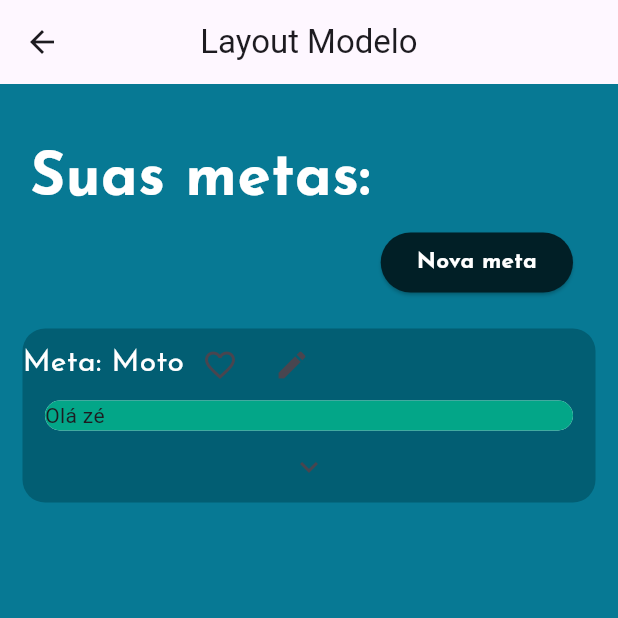
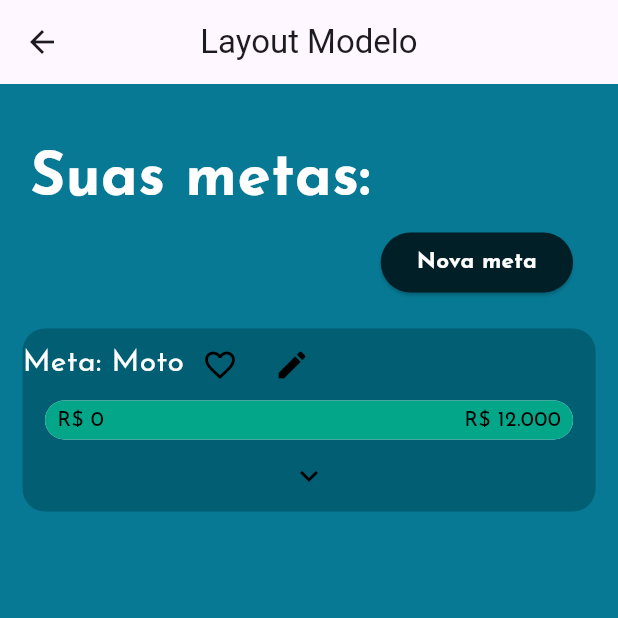
Before and after one commit to IgorLorentz/PorkPockets, a Flutter app: the MetasPage screen opened by its route, after a tap on the "favorite outline" icon, on a phone screen of 412 x 824 dp, the top half of it. Run offline on Flutter 3.47's test engine with Material 3 defaults, Android fonts, the phone set to English and light mode, and no system bars; our stand-ins replace flutter_svg.

Commit message:
metas update

```diff
--- a/pork_pockets_app/lib/pages/metas_page.dart
+++ b/pork_pockets_app/lib/pages/metas_page.dart
@@ -78,8 +78,8 @@ class _MetasPageState extends State<MetasPage>
                       children:
                       [
                         FormatedText("Meta: Moto", 20, FontWeight.normal),
-                        IconButton(onPressed: (){print("Favorite");}, icon: Icon(Icons.favorite_outline)),
-                        IconButton(onPressed: (){print("Edit");}, icon: Icon(Icons.edit)),
+                        IconButton(onPressed: (){favorite();}, icon: Icon(Icons.favorite_outline), color: Colors.black),
+                        IconButton(onPressed: (){print("Edit");}, icon: Icon(Icons.edit), color: Colors.black),
                       ],
                     ),
 
@@ -90,12 +90,23 @@ class _MetasPageState extends State<MetasPage>
                       decoration: BoxDecoration(borderRadius: BorderRadius.circular(15), color: Colors.white),
                       child: Container
                       (
+                        padding: EdgeInsets.symmetric(vertical: 3, horizontal: 8),
+
                         decoration: BoxDecoration(borderRadius: BorderRadius.circular(15), color: Paleta.verde),
-                        child: Text("Olá zé")
+                        child: Row
+                        (
+                          mainAxisAlignment: MainAxisAlignment.spaceBetween,
+
+                          children:
+                          [
+                            FormatedText("R\$ 0", 14, FontWeight.normal, fontColor: Colors.black),
+                            FormatedText("R\$ 12.000", 14, FontWeight.normal, fontColor: Colors.black)
+                          ],
+                        )
                       ),
                     ),
 
-                    IconButton(onPressed: (){print("Open");}, icon: Icon(Icons.keyboard_arrow_down)),
+                    IconButton(onPressed: (){print("Open");}, icon: Icon(Icons.keyboard_arrow_down), color: Colors.black),
                   ],
                 ),
               ),
@@ -105,4 +116,9 @@ class _MetasPageState extends State<MetasPage>
       ),
     );
   }
+
+  void favorite()
+  {
+    print("Favorite");
+  }
 }
```
